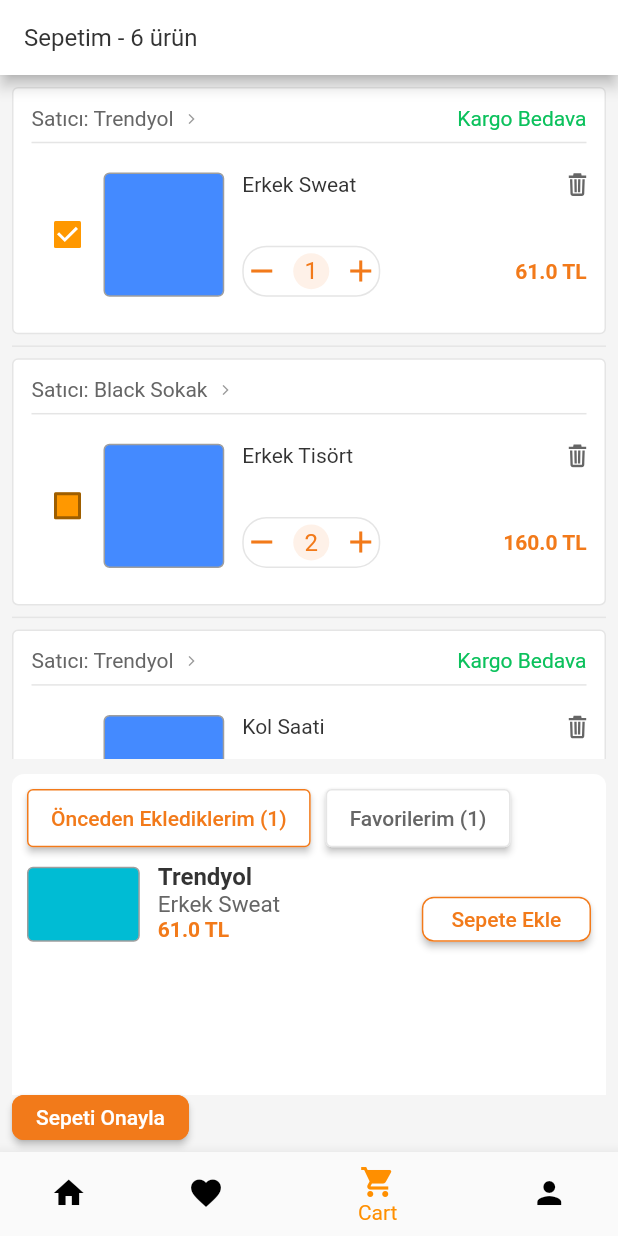
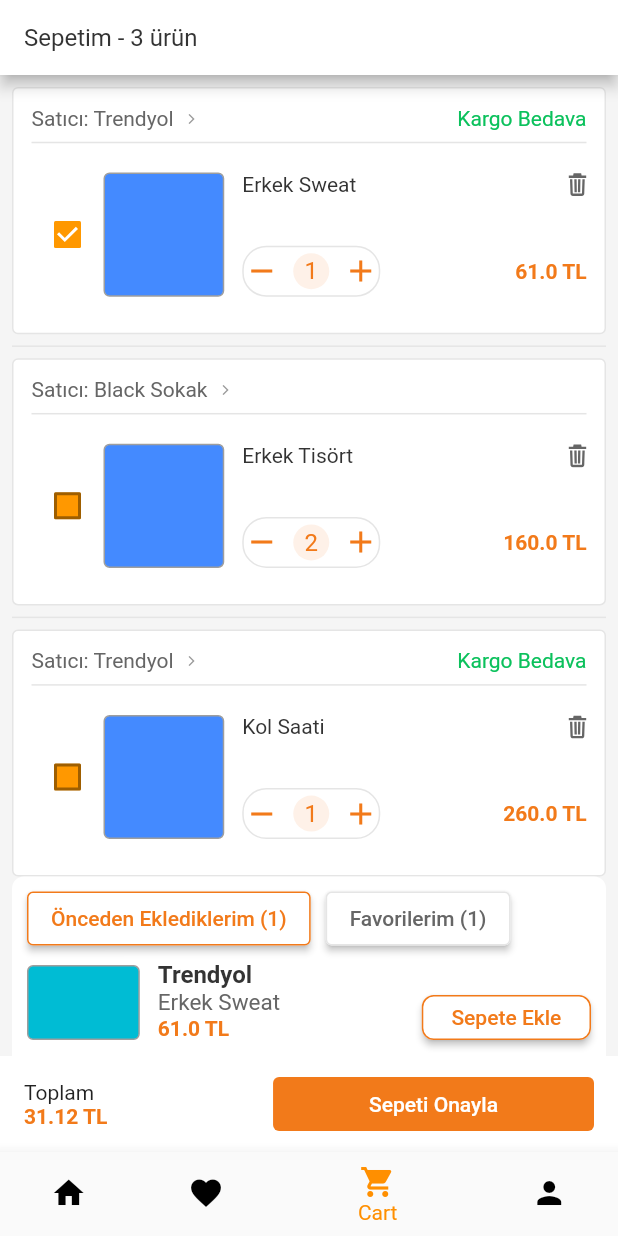
Before and after one commit to dogukankeskinoglu/TrendyolFlutterDemoProject, a Flutter app: the screen it shows after launch, swiped to page 3, on a phone screen of 412 x 824 dp. Run offline on Flutter 3.47's test engine with Material 2 defaults, Android fonts, the phone set to English and light mode, and no system bars; our stand-ins replace flutter_svg.

Commit message:
commit message

```diff
--- a/lib/cart/data/cart_items.dart
+++ b/lib/cart/data/cart_items.dart
@@ -8,9 +8,6 @@ var cartItems = [
       isSelected: true),
   CartItem(2, "Black Sokak", "", "Erkek Tisört", 2, 80, 160),
   CartItem(3, "Trendyol", "Kargo Bedava", "Kol Saati", 1, 260, 260),
-  CartItem(4, "Trendyol", "Hızlı Teslimat", "Futbol Topu", 1, 92, 92),
-  CartItem(5, "Trendyol", "Kargo Bedava", "Erkek Sweat", 1, 61, 61),
-  CartItem(6, "Black Sokak", "", "Erkek Tisört", 2, 70, 140),
 ];
 
 var otherProducts = [
--- a/lib/cart/ui/cart_page.dart
+++ b/lib/cart/ui/cart_page.dart
@@ -29,35 +29,65 @@ class _CartPageState extends State<CartPage> {
   @override
   Widget build(BuildContext context) {
     return Scaffold(
+        resizeToAvoidBottomInset: false,
         appBar: PreferredSize(
           preferredSize: const Size.fromHeight(50),
           child: CustomAppBar(title: "Sepetim - ${cartItems.length} ürün"),
         ),
-      body: Padding(
+        body: Column(
+          mainAxisAlignment: MainAxisAlignment.spaceBetween,
+          children: [
+            Flexible(
+              child: SingleChildScrollView(
+                child: Padding(
                   padding: const EdgeInsets.all(8),
                   child: Column(
-          crossAxisAlignment: CrossAxisAlignment.start,
+                    mainAxisSize: MainAxisSize.min,
                     children: [
-            Visibility(
-              visible: cartViewModel.isVisibleCartProducts(),
-              child: Expanded(
-                flex: 2,
-                child: buildCartListView(),
-              ),
-            ),
-            Visibility(
-              visible: cartViewModel.isVisibleOtherProduct(),
-              child: Expanded(
-                child: Padding(
-                  padding: EdgeInsets.only(top: 10),
-                  child: buildOtherProductContainer(),
+                      Flexible(child: buildCartListView()),
+                      Flexible(child: buildOtherProductContainer()),
+                    ],
                   ),
                 ),
               ),
-            CustomButton(
-              text: approveCart,
+            ),
+            buildApproveCartView()
+          ],
+        ));
+  }
+
+  Container buildApproveCartView() {
+    return Container(
+      decoration: BoxDecoration(
+        color: colorOnPrimary,
+      ),
+      child: Padding(
+        padding: const EdgeInsets.symmetric(horizontal: 16, vertical: 8),
+        child: Row(
+          mainAxisAlignment: MainAxisAlignment.spaceBetween,
+          children: [
+            Column(
+              crossAxisAlignment: CrossAxisAlignment.start,
+              children: [
+                Text("Toplam"),
+                Text(
+                  "31.12 TL",
+                  style: TextStyle(
+                      color: colorPrimary, fontWeight: FontWeight.bold),
+                ),
+              ],
+            ),
+            TextButton(
+              style: TextButton.styleFrom(
+                  backgroundColor: colorPrimary,
+                  padding:
+                      const EdgeInsets.symmetric(vertical: 8, horizontal: 64)),
               onPressed: () {},
+              child: Text(
+                "Sepeti Onayla",
+                style: TextStyle(color: colorOnPrimary),
               ),
+            )
           ],
         ),
       ),
@@ -66,6 +96,7 @@ class _CartPageState extends State<CartPage> {
 
   Container buildOtherProductContainer() {
     return Container(
+      height: 200,
       decoration: BoxDecoration(
         color: colorOnPrimary,
         borderRadius: const BorderRadius.only(
@@ -122,6 +153,7 @@ class _CartPageState extends State<CartPage> {
         width: 10,
       ),
       itemCount: tabTitles.length,
+      shrinkWrap: true,
       scrollDirection: Axis.horizontal,
       itemBuilder: (BuildContext context, int index) {
         var item = tabTitles[index];
@@ -152,6 +184,8 @@ class _CartPageState extends State<CartPage> {
         return getDivider();
       },
       itemCount: cartItems.length,
+      shrinkWrap: true,
+      physics: const BouncingScrollPhysics(),
       itemBuilder: (context, index) => CartItemsCart(
         item: cartItems[index],
         onProductClicked: (itemId) {
--- a/lib/ui-constraint/appColor.dart
+++ b/lib/ui-constraint/appColor.dart
@@ -1,7 +1,6 @@
-
 import 'dart:ui';
 
-var colorPrimary= const Color(0xfff27a1a);
+var colorPrimary = const Color(0xfff27a1a);
 var colorPrimaryVariant = const Color(0xffFEF1E8);
 var colorOnPrimary = const Color(0xffffffff);
 var colorBorder = const Color(0xffe5e5e5);
```
Lines whose indentation alone changed are shown as unchanged.
